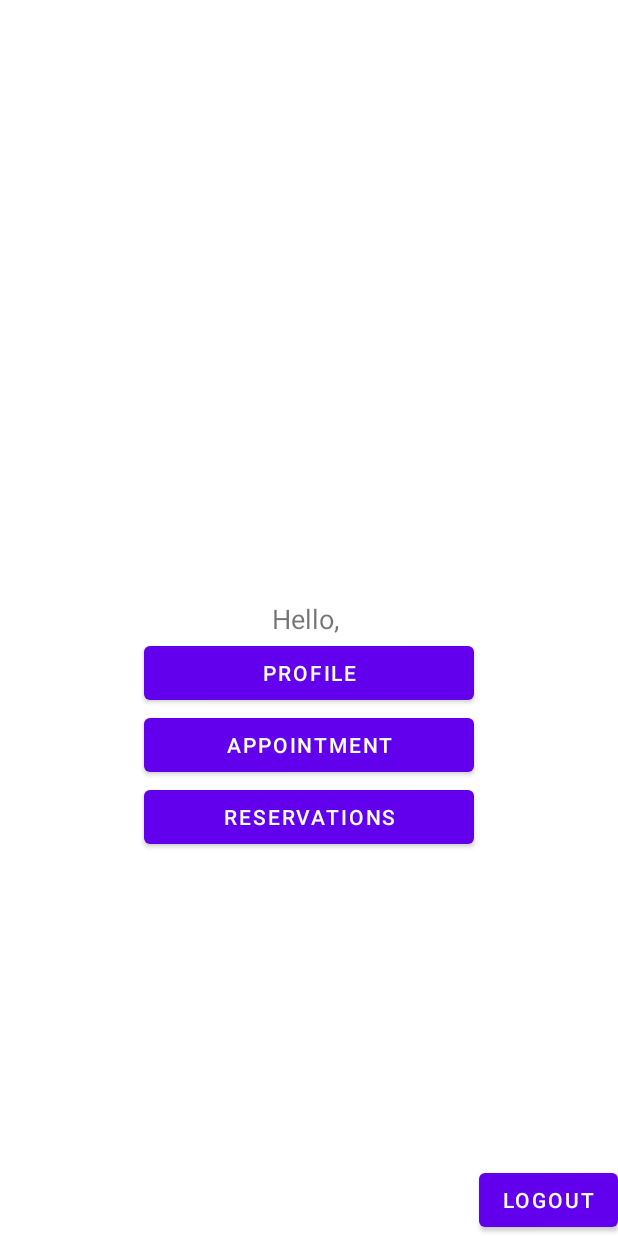
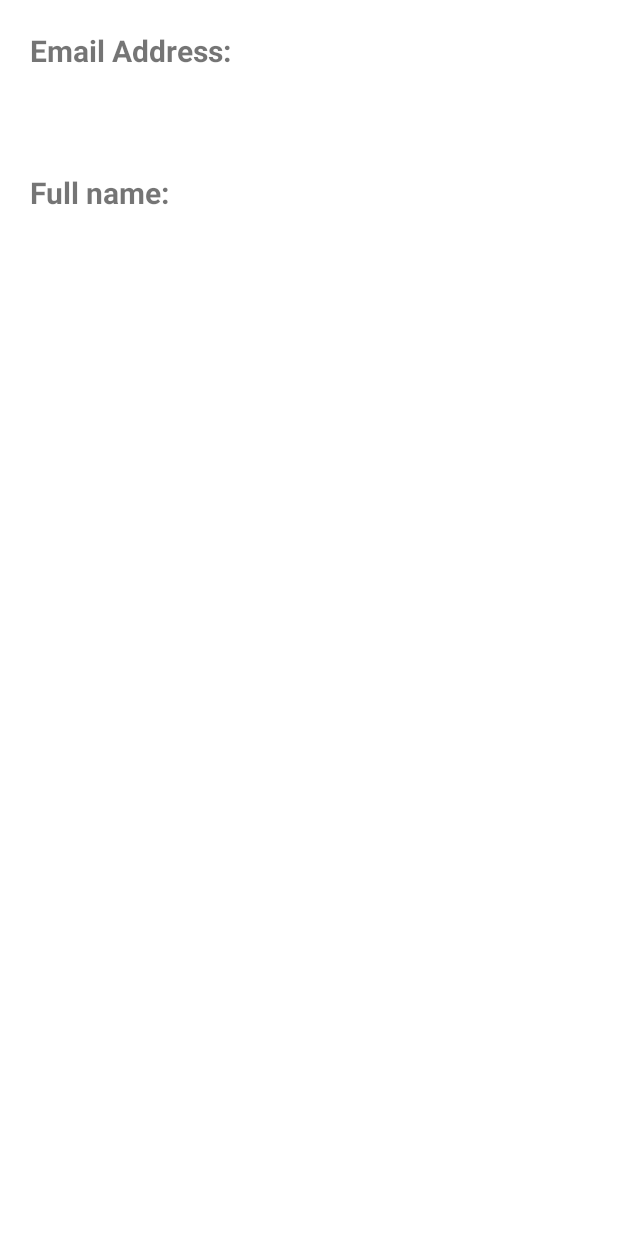
Before and after one commit to elielll/PelikahvilaApp, an Android app: the ProfileActivity screen opened directly, with no data from a screen before it, after a tap on "RESERVATIONS", on a phone screen of 412 x 824 dp. Run offline under Robolectric (Android 15) with nearby library versions, the phone set to English and light mode, and no system bars; our stand-ins replace Firebase (no records; nobody signed in at launch, a user with empty details on screens opened directly).

Commit message:
lisätty infosivun raakile

```diff
--- a/app/src/main/AndroidManifest.xml
+++ b/app/src/main/AndroidManifest.xml
@@ -9,6 +9,9 @@
         android:roundIcon="@mipmap/ic_launcher_round"
         android:supportsRtl="true"
         android:theme="@style/Theme.ReservationSystem">
+        <activity
+            android:name=".MyInfo"
+            android:exported="true" />
         <activity
             android:name=".ProfileActivity"
             android:exported="true" />
--- /dev/null
+++ b/app/src/main/java/reservation/system/MyInfo.java
@@ -0,0 +1,65 @@
+package reservation.system;
+
+import androidx.annotation.NonNull;
+import androidx.appcompat.app.AppCompatActivity;
+
+import android.content.Intent;
+import android.os.Bundle;
+import android.view.View;
+import android.widget.Button;
+import android.widget.TextView;
+import android.widget.Toast;
+
+import com.google.firebase.auth.FirebaseAuth;
+import com.google.firebase.auth.FirebaseUser;
+import com.google.firebase.database.DataSnapshot;
+import com.google.firebase.database.DatabaseError;
+import com.google.firebase.database.DatabaseReference;
+import com.google.firebase.database.FirebaseDatabase;
+import com.google.firebase.database.ValueEventListener;
+
+public class MyInfo extends AppCompatActivity {
+
+
+    private Button back;
+
+    private FirebaseUser user;
+    private DatabaseReference reference;
+    private String userID;
+
+    @Override
+    protected void onCreate(Bundle savedInstanceState) {
+        super.onCreate(savedInstanceState);
+        setContentView(R.layout.activity_my_info);
+
+
+        user = FirebaseAuth.getInstance().getCurrentUser();
+        reference = FirebaseDatabase.getInstance().getReference("Users");
+        userID = user.getUid();
+
+        final TextView emailTextView = (TextView) findViewById(R.id.emailAddress);
+        final TextView fullNameTextView = (TextView) findViewById(R.id.fullName);
+
+        reference.child(userID).addListenerForSingleValueEvent(new ValueEventListener() {
+            @Override
+            public void onDataChange(@NonNull DataSnapshot snapshot) {
+                User userProfile = snapshot.getValue(User.class);
+
+                if(userProfile != null) {
+                    String email = userProfile.email;
+                    String fullName = userProfile.fullName;
+
+                    emailTextView.setText(email);
+                    fullNameTextView.setText(fullName);
+                }
+            }
+
+            @Override
+            public void onCancelled(@NonNull DatabaseError error) {
+                Toast.makeText(MyInfo.this, "Something went wrong!", Toast.LENGTH_LONG).show();
+            }
+        });
+
+    }
+
+}
--- a/app/src/main/java/reservation/system/ProfileActivity.java
+++ b/app/src/main/java/reservation/system/ProfileActivity.java
@@ -90,6 +90,7 @@ public class ProfileActivity extends AppCompatActivity implements View.OnClickLi
                 startActivity(new Intent(this,Appointment.class));
                 break;
             case R.id.reservationsID:
+                startActivity(new Intent(this, MyInfo.class));
                 break;
         }
     }
--- /dev/null
+++ b/app/src/main/res/layout/activity_my_info.xml
@@ -0,0 +1,54 @@
+<?xml version="1.0" encoding="utf-8"?>
+<androidx.constraintlayout.widget.ConstraintLayout xmlns:android="http://schemas.android.com/apk/res/android"
+    xmlns:app="http://schemas.android.com/apk/res-auto"
+    xmlns:tools="http://schemas.android.com/tools"
+    android:layout_width="match_parent"
+    android:layout_height="match_parent"
+    tools:context=".MyInfo">
+
+    <TextView
+        android:id="@+id/emailAddressTitle"
+        android:layout_width="wrap_content"
+        android:layout_height="wrap_content"
+        android:textSize="20dp"
+        android:textStyle="bold"
+        android:text="Email Address:"
+        app:layout_constraintTop_toTopOf="parent"
+        app:layout_constraintLeft_toLeftOf="parent"
+        android:layout_marginTop="20dp"
+        android:layout_marginLeft="20dp"
+        />
+
+    <TextView
+        android:id="@+id/emailAddress"
+        android:layout_width="wrap_content"
+        android:layout_height="wrap_content"
+        android:textSize="20dp"
+        app:layout_constraintTop_toBottomOf="@id/emailAddressTitle"
+        app:layout_constraintLeft_toLeftOf="@id/emailAddressTitle"
+        android:layout_marginTop="20dp"
+        />
+
+    <TextView
+        android:id="@+id/fullNameTitle"
+        android:layout_width="wrap_content"
+        android:layout_height="wrap_content"
+        android:textSize="20dp"
+        android:textStyle="bold"
+        android:text="Full name:"
+        app:layout_constraintTop_toBottomOf="@id/emailAddress"
+        app:layout_constraintLeft_toLeftOf="@id/emailAddress"
+        android:layout_marginTop="20dp"
+        />
+
+    <TextView
+        android:id="@+id/fullName"
+        android:layout_width="wrap_content"
+        android:layout_height="wrap_content"
+        android:textSize="20dp"
+        app:layout_constraintTop_toBottomOf="@id/fullNameTitle"
+        app:layout_constraintLeft_toLeftOf="@id/fullNameTitle"
+        android:layout_marginTop="20dp"
+        />
+
+</androidx.constraintlayout.widget.ConstraintLayout>
```
